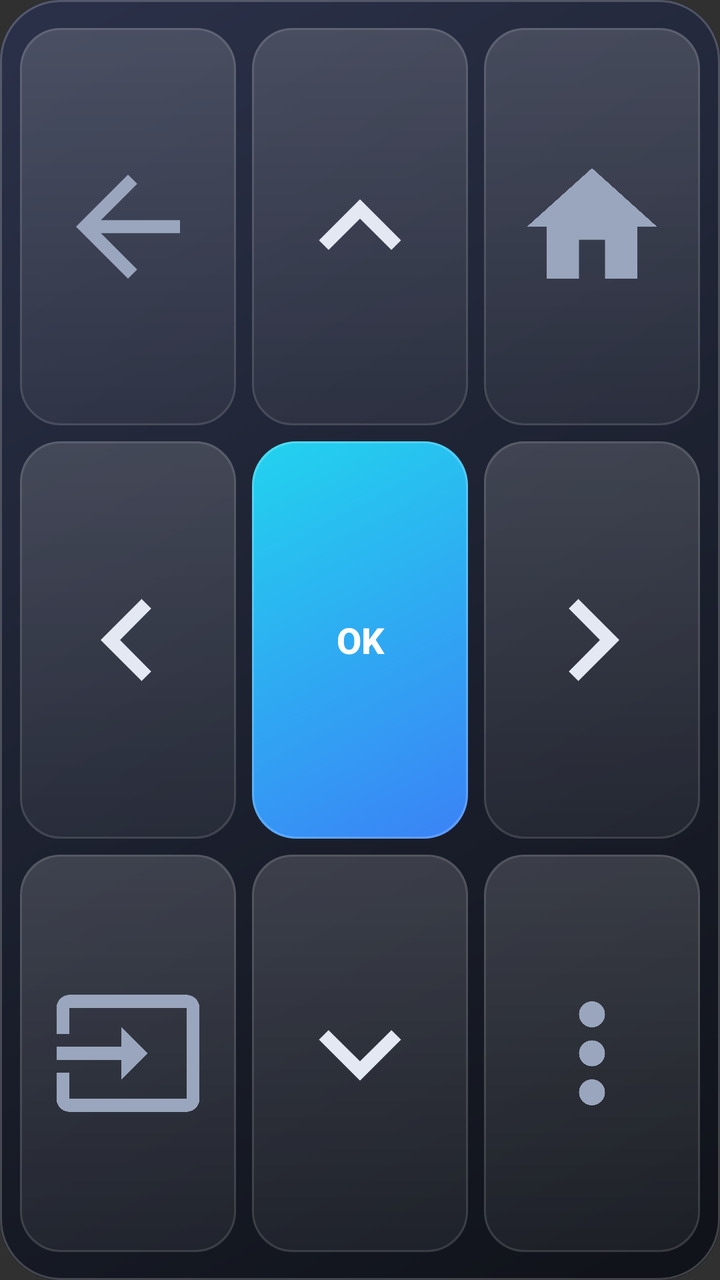
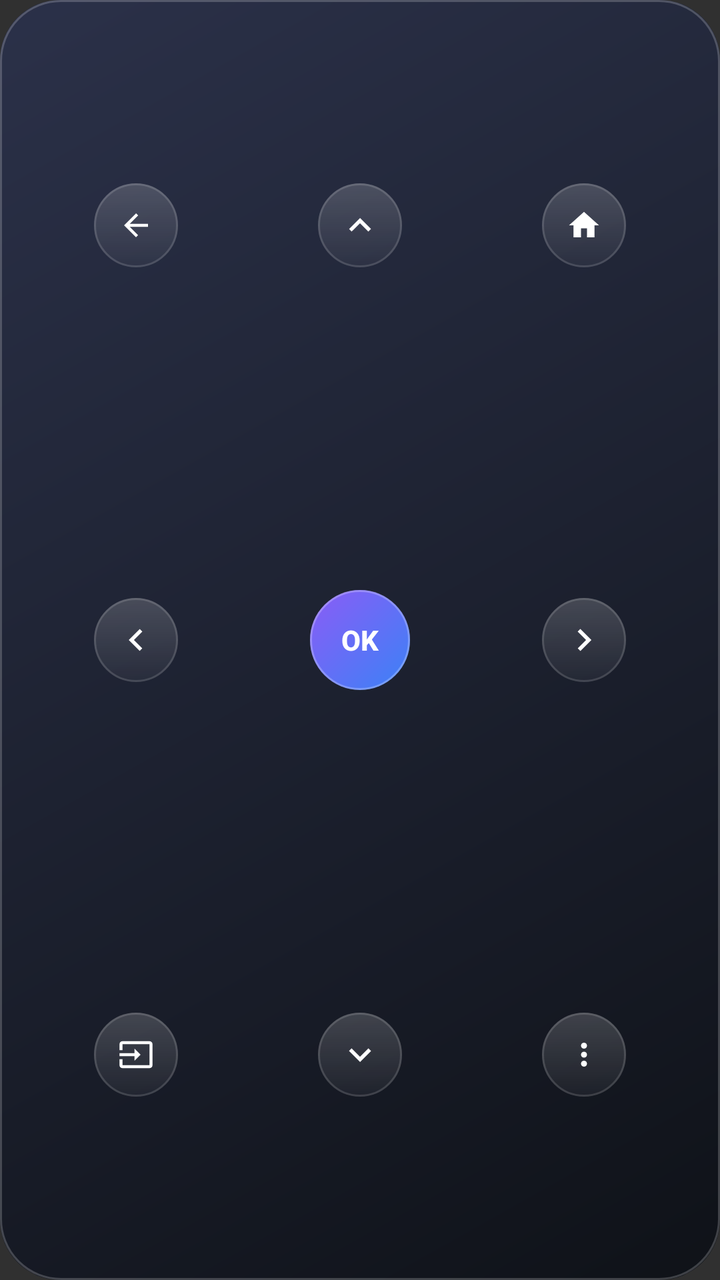

Before-and-after screenshots of an Android layout around one commit, followed by the original layout XML and the change that was made.
<!-- AndroidManifest.xml: application theme android:Theme.Material.NoActionBar -->
<!-- res/layout/dw_pad.xml -->
<?xml version="1.0" encoding="utf-8"?>
<LinearLayout xmlns:android="http://schemas.android.com/apk/res/android"
    android:layout_width="match_parent"
    android:layout_height="match_parent"
    android:background="@drawable/dw_bg"
    android:orientation="vertical"
    android:padding="10dp">

    <LinearLayout
        android:layout_width="match_parent"
        android:layout_height="0dp"
        android:layout_marginBottom="4dp"
        android:layout_marginTop="4dp"
        android:layout_weight="1"
        android:orientation="horizontal">
        <ImageView
            android:id="@+id/dw_pad_back"
            android:layout_width="0dp"
            android:layout_height="match_parent"
            android:layout_marginStart="0dp"
            android:layout_marginEnd="4dp"
            android:layout_weight="1"
            android:background="@drawable/dw_key"
            android:contentDescription="@string/dw_cd_back"
            android:padding="15dp"
            android:scaleType="fitCenter"
            android:src="@drawable/ic_back"
            android:tint="#FF9AA6BD" />
        <ImageView
            android:id="@+id/dw_pad_up"
            android:layout_width="0dp"
            android:layout_height="match_parent"
            android:layout_marginStart="4dp"
            android:layout_marginEnd="4dp"
            android:layout_weight="1"
            android:background="@drawable/dw_key"
            android:contentDescription="@string/dw_cd_up"
            android:padding="13dp"
            android:scaleType="fitCenter"
            android:src="@drawable/ic_chevron_up"
            android:tint="#FFE4E8F2" />
        <ImageView
            android:id="@+id/dw_pad_home"
            android:layout_width="0dp"
            android:layout_height="match_parent"
            android:layout_marginStart="4dp"
            android:layout_marginEnd="0dp"
            android:layout_weight="1"
            android:background="@drawable/dw_key"
            android:contentDescription="@string/dw_cd_home"
            android:padding="15dp"
            android:scaleType="fitCenter"
            android:src="@drawable/ic_home"
            android:tint="#FF9AA6BD" />
    </LinearLayout>

    <LinearLayout
        android:layout_width="match_parent"
        android:layout_height="0dp"
        android:layout_marginBottom="4dp"
        android:layout_marginTop="4dp"
        android:layout_weight="1"
        android:orientation="horizontal">
        <ImageView
            android:id="@+id/dw_pad_left"
            android:layout_width="0dp"
            android:layout_height="match_parent"
            android:layout_marginStart="0dp"
            android:layout_marginEnd="4dp"
            android:layout_weight="1"
            android:background="@drawable/dw_key"
            android:contentDescription="@string/dw_cd_left"
            android:padding="13dp"
            android:scaleType="fitCenter"
            android:src="@drawable/ic_chevron_left"
            android:tint="#FFE4E8F2" />
        <TextView
            android:id="@+id/dw_pad_ok"
            android:layout_width="0dp"
            android:layout_height="match_parent"
            android:layout_marginStart="4dp"
            android:layout_marginEnd="4dp"
            android:layout_weight="1"
            android:background="@drawable/dw_acc_cyan"
            android:contentDescription="@string/dw_cd_ok"
            android:fontFamily="sans-serif-medium"
            android:gravity="center"
            android:text="@string/dw_pad_ok"
            android:textColor="#FFFFFFFF"
            android:textSize="18sp"
            android:textStyle="bold" />
        <ImageView
            android:id="@+id/dw_pad_right"
            android:layout_width="0dp"
            android:layout_height="match_parent"
            android:layout_marginStart="4dp"
            android:layout_marginEnd="0dp"
            android:layout_weight="1"
            android:background="@drawable/dw_key"
            android:contentDescription="@string/dw_cd_right"
            android:padding="13dp"
            android:scaleType="fitCenter"
            android:src="@drawable/ic_chevron_right"
            android:tint="#FFE4E8F2" />
    </LinearLayout>

    <LinearLayout
        android:layout_width="match_parent"
        android:layout_height="0dp"
        android:layout_marginBottom="4dp"
        android:layout_marginTop="4dp"
        android:layout_weight="1"
        android:orientation="horizontal">
        <ImageView
            android:id="@+id/dw_pad_source"
            android:layout_width="0dp"
            android:layout_height="match_parent"
            android:layout_marginStart="0dp"
            android:layout_marginEnd="4dp"
            android:layout_weight="1"
            android:background="@drawable/dw_key"
            android:contentDescription="@string/dw_cd_source"
            android:padding="15dp"
            android:scaleType="fitCenter"
            android:src="@drawable/ic_input"
            android:tint="#FF9AA6BD" />
        <ImageView
            android:id="@+id/dw_pad_down"
            android:layout_width="0dp"
            android:layout_height="match_parent"
            android:layout_marginStart="4dp"
            android:layout_marginEnd="4dp"
            android:layout_weight="1"
            android:background="@drawable/dw_key"
            android:contentDescription="@string/dw_cd_down"
            android:padding="13dp"
            android:scaleType="fitCenter"
            android:src="@drawable/ic_chevron_down"
            android:tint="#FFE4E8F2" />
        <ImageView
            android:id="@+id/dw_pad_options"
            android:layout_width="0dp"
            android:layout_height="match_parent"
            android:layout_marginStart="4dp"
            android:layout_marginEnd="0dp"
            android:layout_weight="1"
            android:background="@drawable/dw_key"
            android:contentDescription="@string/dw_cd_options"
            android:padding="15dp"
            android:scaleType="fitCenter"
            android:src="@drawable/ic_more"
            android:tint="#FF9AA6BD" />
    </LinearLayout>
</LinearLayout>
<!-- resources referenced by this layout -->
<resources>
  <!-- drawable dw_acc_cyan (drawable) -->
  <?xml version="1.0" encoding="utf-8"?>
  <ripple xmlns:android="http://schemas.android.com/apk/res/android" android:color="#55FFFFFF">
      <item>
          <layer-list>
              <item>
                  <shape android:shape="rectangle">
                      <gradient android:angle="315" android:startColor="#FF22D3EE" android:endColor="#FF3B82F6" />
                      <corners android:radius="22dp" />
                  </shape>
              </item>
              <item>
                  <shape android:shape="rectangle">
                      <stroke android:width="1dp" android:color="#33FFFFFF" />
                      <corners android:radius="22dp" />
                  </shape>
              </item>
          </layer-list>
      </item>
  </ripple>
  <!-- drawable dw_key (drawable) -->
  <?xml version="1.0" encoding="utf-8"?>
  <ripple xmlns:android="http://schemas.android.com/apk/res/android" android:color="#40FFFFFF">
      <item>
          <layer-list>
              <item>
                  <shape android:shape="rectangle">
                      <gradient android:angle="270" android:startColor="#26FFFFFF" android:endColor="#0DFFFFFF" />
                      <corners android:radius="20dp" />
                  </shape>
              </item>
              <item>
                  <shape android:shape="rectangle">
                      <stroke android:width="1dp" android:color="#1FFFFFFF" />
                      <corners android:radius="20dp" />
                  </shape>
              </item>
          </layer-list>
      </item>
  </ripple>
  <!-- drawable ic_chevron_down (drawable) -->
  <?xml version="1.0" encoding="utf-8"?>
  <vector xmlns:android="http://schemas.android.com/apk/res/android"
      android:width="24dp"
      android:height="24dp"
      android:viewportWidth="24"
      android:viewportHeight="24">
      <path
          android:fillColor="#FFFFFFFF"
          android:pathData="M7.41,8.59L12,13.17l4.59,-4.58L18,10l-6,6 -6,-6z" />
  </vector>
  <!-- drawable ic_chevron_left (drawable) -->
  <?xml version="1.0" encoding="utf-8"?>
  <vector xmlns:android="http://schemas.android.com/apk/res/android"
      android:width="24dp"
      android:height="24dp"
      android:viewportWidth="24"
      android:viewportHeight="24">
      <path
          android:fillColor="#FFFFFFFF"
          android:pathData="M15.41,7.41L14,6l-6,6 6,6 1.41,-1.41L10.83,12z" />
  </vector>
  <!-- drawable ic_chevron_right (drawable) -->
  <?xml version="1.0" encoding="utf-8"?>
  <vector xmlns:android="http://schemas.android.com/apk/res/android"
      android:width="24dp"
      android:height="24dp"
      android:viewportWidth="24"
      android:viewportHeight="24">
      <path
          android:fillColor="#FFFFFFFF"
          android:pathData="M10,6L8.59,7.41 13.17,12l-4.58,4.59L10,18l6,-6z" />
  </vector>
  <!-- drawable ic_chevron_up (drawable) -->
  <?xml version="1.0" encoding="utf-8"?>
  <vector xmlns:android="http://schemas.android.com/apk/res/android"
      android:width="24dp"
      android:height="24dp"
      android:viewportWidth="24"
      android:viewportHeight="24">
      <path
          android:fillColor="#FFFFFFFF"
          android:pathData="M7.41,15.41L12,10.83l4.59,4.58L18,14l-6,-6 -6,6z" />
  </vector>
  <!-- drawable ic_home (drawable) -->
  <?xml version="1.0" encoding="utf-8"?>
  <vector xmlns:android="http://schemas.android.com/apk/res/android"
      android:width="24dp"
      android:height="24dp"
      android:viewportWidth="24"
      android:viewportHeight="24">
      <path
          android:fillColor="#FFFFFFFF"
          android:pathData="M10,20v-6h4v6h5v-8h3L12,3 2,12h3v8z" />
  </vector>
  <string name="dw_cd_back">Retour</string>
  <string name="dw_cd_down">Bas</string>
  <string name="dw_cd_home">Accueil</string>
  <string name="dw_cd_left">Gauche</string>
  <string name="dw_cd_ok">OK</string>
  <string name="dw_cd_options">Options</string>
  <string name="dw_cd_right">Droite</string>
  <string name="dw_cd_source">Source</string>
  <string name="dw_cd_up">Haut</string>
  <string name="dw_pad_ok">OK</string>
  <!-- unchanged entries left out for length: 4 -->
</resources>

<!-- the commit's change to res/layout/dw_pad.xml (unified diff, before → after) -->
@@ -3,152 +3,203 @@
     android:layout_width="match_parent"
     android:layout_height="match_parent"
     android:background="@drawable/dw_bg"
+    android:gravity="center"
     android:orientation="vertical"
-    android:padding="10dp">
+    android:padding="12dp">
 
     <LinearLayout
         android:layout_width="match_parent"
         android:layout_height="0dp"
-        android:layout_marginBottom="4dp"
-        android:layout_marginTop="4dp"
         android:layout_weight="1"
+        android:layout_marginTop="0dp"
+        android:gravity="center"
         android:orientation="horizontal">
-        <ImageView
-            android:id="@+id/dw_pad_back"
-            android:layout_width="0dp"
-            android:layout_height="match_parent"
-            android:layout_marginStart="0dp"
-            android:layout_marginEnd="4dp"
-            android:layout_weight="1"
-            android:background="@drawable/dw_key"
-            android:contentDescription="@string/dw_cd_back"
-            android:padding="15dp"
-            android:scaleType="fitCenter"
-            android:src="@drawable/ic_back"
-            android:tint="#FF9AA6BD" />
-        <ImageView
-            android:id="@+id/dw_pad_up"
-            android:layout_width="0dp"
-            android:layout_height="match_parent"
-            android:layout_marginStart="4dp"
-            android:layout_marginEnd="4dp"
-            android:layout_weight="1"
-            android:background="@drawable/dw_key"
-            android:contentDescription="@string/dw_cd_up"
-            android:padding="13dp"
-            android:scaleType="fitCenter"
-            android:src="@drawable/ic_chevron_up"
-            android:tint="#FFE4E8F2" />
-        <ImageView
-            android:id="@+id/dw_pad_home"
-            android:layout_width="0dp"
-            android:layout_height="match_parent"
-            android:layout_marginStart="4dp"
-            android:layout_marginEnd="0dp"
-            android:layout_weight="1"
-            android:background="@drawable/dw_key"
-            android:contentDescription="@string/dw_cd_home"
-            android:padding="15dp"
-            android:scaleType="fitCenter"
-            android:src="@drawable/ic_home"
-            android:tint="#FF9AA6BD" />
+
+        <LinearLayout
+            android:layout_width="0dp"
+            android:layout_height="match_parent"
+            android:layout_weight="1"
+            android:gravity="center"
+            android:orientation="vertical">
+            <ImageView
+                android:id="@+id/dw_pad_back"
+                android:layout_width="42dp"
+                android:layout_height="42dp"
+                android:background="@drawable/dw_round_idle"
+                android:contentDescription="@string/dw_cd_back"
+                android:padding="12dp"
+                android:scaleType="fitCenter"
+                android:src="@drawable/ic_back"
+                android:tint="#FFFFFFFF" />
+        </LinearLayout>
+
+        <LinearLayout
+            android:layout_width="0dp"
+            android:layout_height="match_parent"
+            android:layout_weight="1"
+            android:gravity="center"
+            android:orientation="vertical">
+            <ImageView
+                android:id="@+id/dw_pad_up"
+                android:layout_width="42dp"
+                android:layout_height="42dp"
+                android:background="@drawable/dw_round_idle"
+                android:contentDescription="@string/dw_cd_up"
+                android:padding="10dp"
+                android:scaleType="fitCenter"
+                android:src="@drawable/ic_chevron_up"
+                android:tint="#FFFFFFFF" />
+        </LinearLayout>
+
+        <LinearLayout
+            android:layout_width="0dp"
+            android:layout_height="match_parent"
+            android:layout_weight="1"
+            android:gravity="center"
+            android:orientation="vertical">
+            <ImageView
+                android:id="@+id/dw_pad_home"
+                android:layout_width="42dp"
+                android:layout_height="42dp"
+                android:background="@drawable/dw_round_idle"
+                android:contentDescription="@string/dw_cd_home"
+                android:padding="12dp"
+                android:scaleType="fitCenter"
+                android:src="@drawable/ic_home"
+                android:tint="#FFFFFFFF" />
+        </LinearLayout>
+
     </LinearLayout>
 
     <LinearLayout
         android:layout_width="match_parent"
         android:layout_height="0dp"
-        android:layout_marginBottom="4dp"
-        android:layout_marginTop="4dp"
         android:layout_weight="1"
+        android:layout_marginTop="6dp"
+        android:gravity="center"
         android:orientation="horizontal">
-        <ImageView
-            android:id="@+id/dw_pad_left"
-            android:layout_width="0dp"
-            android:layout_height="match_parent"
-            android:layout_marginStart="0dp"
-            android:layout_marginEnd="4dp"
-            android:layout_weight="1"
-            android:background="@drawable/dw_key"
-            android:contentDescription="@string/dw_cd_left"
-            android:padding="13dp"
-            android:scaleType="fitCenter"
-            android:src="@drawable/ic_chevron_left"
-            android:tint="#FFE4E8F2" />
-        <TextView
-            android:id="@+id/dw_pad_ok"
-            android:layout_width="0dp"
-            android:layout_height="match_parent"
-            android:layout_marginStart="4dp"
-            android:layout_marginEnd="4dp"
-            android:layout_weight="1"
-            android:background="@drawable/dw_acc_cyan"
-            android:contentDescription="@string/dw_cd_ok"
-            android:fontFamily="sans-serif-medium"
-            android:gravity="center"
-            android:text="@string/dw_pad_ok"
-            android:textColor="#FFFFFFFF"
-            android:textSize="18sp"
-            android:textStyle="bold" />
-        <ImageView
-            android:id="@+id/dw_pad_right"
-            android:layout_width="0dp"
-            android:layout_height="match_parent"
-            android:layout_marginStart="4dp"
-            android:layout_marginEnd="0dp"
-            android:layout_weight="1"
-            android:background="@drawable/dw_key"
-            android:contentDescription="@string/dw_cd_right"
-            android:padding="13dp"
-            android:scaleType="fitCenter"
-            android:src="@drawable/ic_chevron_right"
-            android:tint="#FFE4E8F2" />
+
+        <LinearLayout
+            android:layout_width="0dp"
+            android:layout_height="match_parent"
+            android:layout_weight="1"
+            android:gravity="center"
+            android:orientation="vertical">
+            <ImageView
+                android:id="@+id/dw_pad_left"
+                android:layout_width="42dp"
+                android:layout_height="42dp"
+                android:background="@drawable/dw_round_idle"
+                android:contentDescription="@string/dw_cd_left"
+                android:padding="10dp"
+                android:scaleType="fitCenter"
+                android:src="@drawable/ic_chevron_left"
+                android:tint="#FFFFFFFF" />
+        </LinearLayout>
+
+        <LinearLayout
+            android:layout_width="0dp"
+            android:layout_height="match_parent"
+            android:layout_weight="1"
+            android:gravity="center"
+            android:orientation="vertical">
+            <TextView
+                android:id="@+id/dw_pad_ok"
+                android:layout_width="50dp"
+                android:layout_height="50dp"
+                android:background="@drawable/dw_round_remote"
+                android:contentDescription="@string/dw_cd_ok"
+                android:fontFamily="sans-serif-medium"
+                android:gravity="center"
+                android:singleLine="true"
+                android:text="@string/dw_pad_ok"
+                android:textColor="#FFFFFFFF"
+                android:textSize="14sp"
+                android:textStyle="bold" />
+        </LinearLayout>
+
+        <LinearLayout
+            android:layout_width="0dp"
+            android:layout_height="match_parent"
+            android:layout_weight="1"
+            android:gravity="center"
+            android:orientation="vertical">
+            <ImageView
+                android:id="@+id/dw_pad_right"
+                android:layout_width="42dp"
+                android:layout_height="42dp"
+                android:background="@drawable/dw_round_idle"
+                android:contentDescription="@string/dw_cd_right"
+                android:padding="10dp"
+                android:scaleType="fitCenter"
+                android:src="@drawable/ic_chevron_right"
+                android:tint="#FFFFFFFF" />
+        </LinearLayout>
+
     </LinearLayout>
 
     <LinearLayout
         android:layout_width="match_parent"
         android:layout_height="0dp"
-        android:layout_marginBottom="4dp"
-        android:layout_marginTop="4dp"
         android:layout_weight="1"
+        android:layout_marginTop="6dp"
+        android:gravity="center"
         android:orientation="horizontal">
-        <ImageView
-            android:id="@+id/dw_pad_source"
-            android:layout_width="0dp"
-            android:layout_height="match_parent"
-            android:layout_marginStart="0dp"
-            android:layout_marginEnd="4dp"
-            android:layout_weight="1"
-            android:background="@drawable/dw_key"
-            android:contentDescription="@string/dw_cd_source"
-            android:padding="15dp"
-            android:scaleType="fitCenter"
-            android:src="@drawable/ic_input"
-            android:tint="#FF9AA6BD" />
-        <ImageView
-            android:id="@+id/dw_pad_down"
-            android:layout_width="0dp"
-            android:layout_height="match_parent"
-            android:layout_marginStart="4dp"
-            android:layout_marginEnd="4dp"
-            android:layout_weight="1"
-            android:background="@drawable/dw_key"
-            android:contentDescription="@string/dw_cd_down"
-            android:padding="13dp"
-            android:scaleType="fitCenter"
-            android:src="@drawable/ic_chevron_down"
-            android:tint="#FFE4E8F2" />
-        <ImageView
-            android:id="@+id/dw_pad_options"
-            android:layout_width="0dp"
-            android:layout_height="match_parent"
-            android:layout_marginStart="4dp"
-            android:layout_marginEnd="0dp"
-            android:layout_weight="1"
-            android:background="@drawable/dw_key"
-            android:contentDescription="@string/dw_cd_options"
-            android:padding="15dp"
-            android:scaleType="fitCenter"
-            android:src="@drawable/ic_more"
-            android:tint="#FF9AA6BD" />
+
+        <LinearLayout
+            android:layout_width="0dp"
+            android:layout_height="match_parent"
+            android:layout_weight="1"
+            android:gravity="center"
+            android:orientation="vertical">
+            <ImageView
+                android:id="@+id/dw_pad_source"
+                android:layout_width="42dp"
+                android:layout_height="42dp"
+                android:background="@drawable/dw_round_idle"
+                android:contentDescription="@string/dw_cd_source"
+                android:padding="12dp"
+                android:scaleType="fitCenter"
+                android:src="@drawable/ic_input"
+                android:tint="#FFFFFFFF" />
+        </LinearLayout>
+
+        <LinearLayout
+            android:layout_width="0dp"
+            android:layout_height="match_parent"
+            android:layout_weight="1"
+            android:gravity="center"
+            android:orientation="vertical">
+            <ImageView
+                android:id="@+id/dw_pad_down"
+                android:layout_width="42dp"
+                android:layout_height="42dp"
+                android:background="@drawable/dw_round_idle"
+                android:contentDescription="@string/dw_cd_down"
+                android:padding="10dp"
+                android:scaleType="fitCenter"
+                android:src="@drawable/ic_chevron_down"
+                android:tint="#FFFFFFFF" />
+        </LinearLayout>
+
+        <LinearLayout
+            android:layout_width="0dp"
+            android:layout_height="match_parent"
+            android:layout_weight="1"
+            android:gravity="center"
+            android:orientation="vertical">
+            <ImageView
+                android:id="@+id/dw_pad_options"
+                android:layout_width="42dp"
+                android:layout_height="42dp"
+                android:background="@drawable/dw_round_idle"
+                android:contentDescription="@string/dw_cd_options"
+                android:padding="12dp"
+                android:scaleType="fitCenter"
+                android:src="@drawable/ic_more"
+                android:tint="#FFFFFFFF" />
+        </LinearLayout>
+
     </LinearLayout>
+
 </LinearLayout>
<!-- resource entries referenced after the edit -->
@@ -1,40 +1,36 @@
 <!-- resources referenced by this layout -->
 <resources>
-  <!-- drawable dw_acc_cyan (drawable) -->
+  <!-- drawable dw_round_idle (drawable) -->
+  <?xml version="1.0" encoding="utf-8"?>
+  <ripple xmlns:android="http://schemas.android.com/apk/res/android" android:color="#40FFFFFF">
+      <item>
+          <layer-list>
+              <item>
+                  <shape android:shape="oval">
+                      <gradient android:angle="270" android:startColor="#2EFFFFFF" android:endColor="#0AFFFFFF" />
+                  </shape>
+              </item>
+              <item>
+                  <shape android:shape="oval">
+                      <stroke android:width="1dp" android:color="#24FFFFFF" />
+                  </shape>
+              </item>
+          </layer-list>
+      </item>
+  </ripple>
+  <!-- drawable dw_round_remote (drawable) -->
   <?xml version="1.0" encoding="utf-8"?>
   <ripple xmlns:android="http://schemas.android.com/apk/res/android" android:color="#55FFFFFF">
       <item>
           <layer-list>
               <item>
-                  <shape android:shape="rectangle">
-                      <gradient android:angle="315" android:startColor="#FF22D3EE" android:endColor="#FF3B82F6" />
-                      <corners android:radius="22dp" />
+                  <shape android:shape="oval">
+                      <gradient android:angle="315" android:startColor="#FF8B5CF6" android:endColor="#FF3B82F6" />
                   </shape>
               </item>
               <item>
-                  <shape android:shape="rectangle">
-                      <stroke android:width="1dp" android:color="#33FFFFFF" />
-                      <corners android:radius="22dp" />
-                  </shape>
-              </item>
-          </layer-list>
-      </item>
-  </ripple>
-  <!-- drawable dw_key (drawable) -->
-  <?xml version="1.0" encoding="utf-8"?>
-  <ripple xmlns:android="http://schemas.android.com/apk/res/android" android:color="#40FFFFFF">
-      <item>
-          <layer-list>
-              <item>
-                  <shape android:shape="rectangle">
-                      <gradient android:angle="270" android:startColor="#26FFFFFF" android:endColor="#0DFFFFFF" />
-                      <corners android:radius="20dp" />
-                  </shape>
-              </item>
-              <item>
-                  <shape android:shape="rectangle">
-                      <stroke android:width="1dp" android:color="#1FFFFFFF" />
-                      <corners android:radius="20dp" />
+                  <shape android:shape="oval">
+                      <stroke android:width="1dp" android:color="#40FFFFFF" />
                   </shape>
               </item>
           </layer-list>
